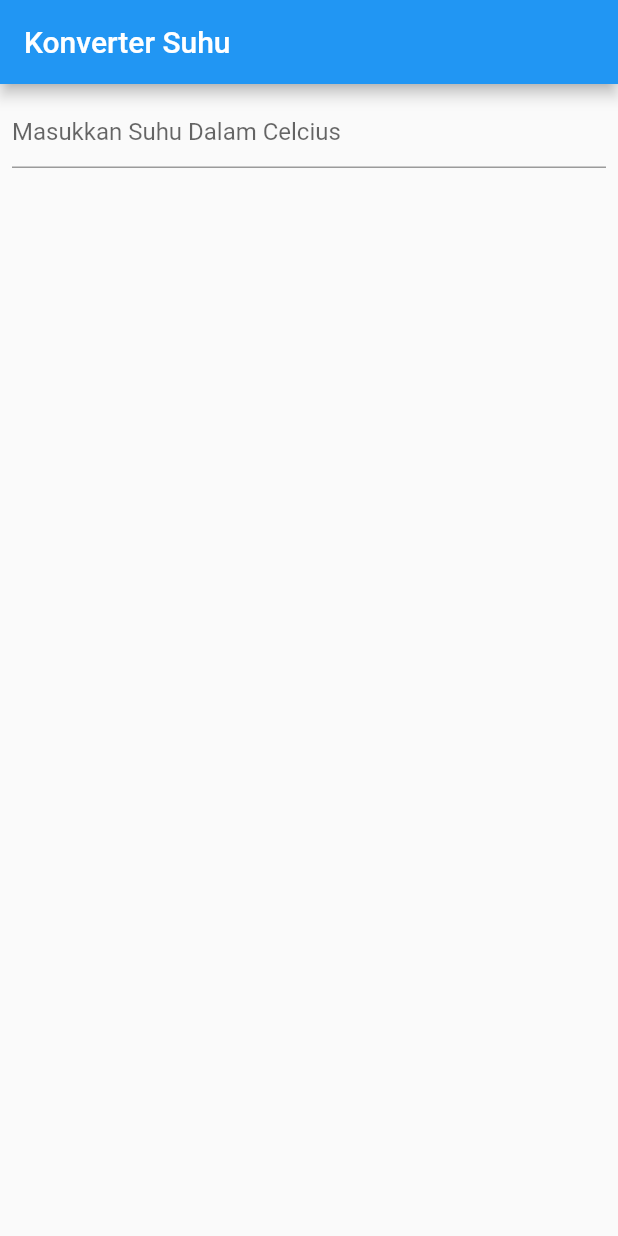
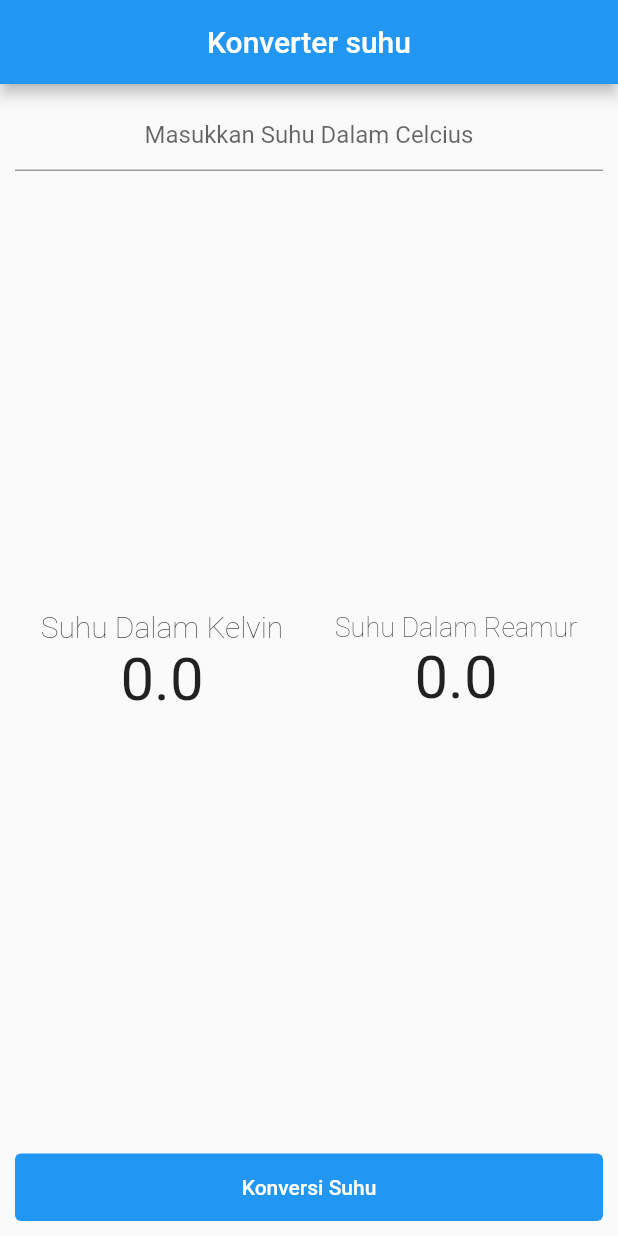
Before and after one commit to fendyIskandar/konverter_suhu, a Flutter app: the screen it shows after launch, on a phone screen of 412 x 824 dp. Run offline on Flutter 3.47's test engine with Material 2 defaults, Android fonts, the phone set to English and light mode, and no system bars.

Commit message:
konverter done

```diff
--- a/lib/main.dart
+++ b/lib/main.dart
@@ -12,8 +12,21 @@ class MyApp extends StatefulWidget {
 }
 
 class _MyAppState extends State<MyApp> {
-  // ignore: non_constant_identifier_names
   TextEditingController Input = TextEditingController();
+
+  double _inputUser = 0;
+  double _kelvin = 0;
+  double _reamur = 0;
+
+  void konversi() {
+    setState(
+      () {
+        _inputUser = double.parse(Input.text);
+        _kelvin = _inputUser + 273;
+        _reamur = _inputUser * 0.8;
+      },
+    );
+  }
 
   @override
   Widget build(BuildContext context) {
@@ -23,23 +36,78 @@ class _MyAppState extends State<MyApp> {
         primarySwatch: Colors.blue,
         visualDensity: VisualDensity.adaptivePlatformDensity,
       ),
+      debugShowCheckedModeBanner: false,
       home: Scaffold(
         appBar: AppBar(
-          title: const Text("Konverter Suhu"),
+          centerTitle: true,
+          title: const Text("Konverter suhu"),
         ),
         body: Container(
-            margin: const EdgeInsets.all(8),
+          margin: const EdgeInsets.all(10),
           child: Column(
             mainAxisAlignment: MainAxisAlignment.spaceBetween,
             children: [
               TextFormField(
                 decoration: const InputDecoration(
                     hintText: "Masukkan Suhu Dalam Celcius"),
+                textAlign: TextAlign.center,
                 controller: Input,
                 keyboardType: TextInputType.number,
-                )
+              ),
+              Row(
+                mainAxisAlignment: MainAxisAlignment.spaceAround,
+                children: [
+                  Column(
+                    children: [
+                      const Text(
+                        "Suhu Dalam Kelvin",
+                        style: TextStyle(
+                            fontSize: 20, fontWeight: FontWeight.w200),
+                      ),
+                      Text(
+                        "$_kelvin",
+                        style: const TextStyle(
+                          fontSize: 40,
+                          fontWeight: FontWeight.w400,
+                        ),
+                      ),
                     ],
-            )),
+                  ),
+                  Column(
+                    children: [
+                      const Text(
+                        "Suhu Dalam Reamur",
+                        style: TextStyle(
+                          fontSize: 18,
+                          fontWeight: FontWeight.w200,
+                        ),
+                      ),
+                      Text(
+                        "$_reamur",
+                        style: const TextStyle(
+                          fontSize: 40,
+                          fontWeight: FontWeight.w400,
+                        ),
+                      ),
+                    ],
+                  ),
+                ],
+              ),
+              SizedBox(
+                width: double.infinity,
+                height: 45,
+                child: TextButton(
+                  style: TextButton.styleFrom(backgroundColor: Colors.blue),
+                  onPressed: konversi,
+                  child: const Text(
+                    "Konversi Suhu",
+                    style: TextStyle(color: Colors.white),
+                  ),
+                ),
+              ),
+            ],
+          ),
+        ),
       ),
     );
   }
```
Lines whose indentation alone changed are shown as unchanged.
